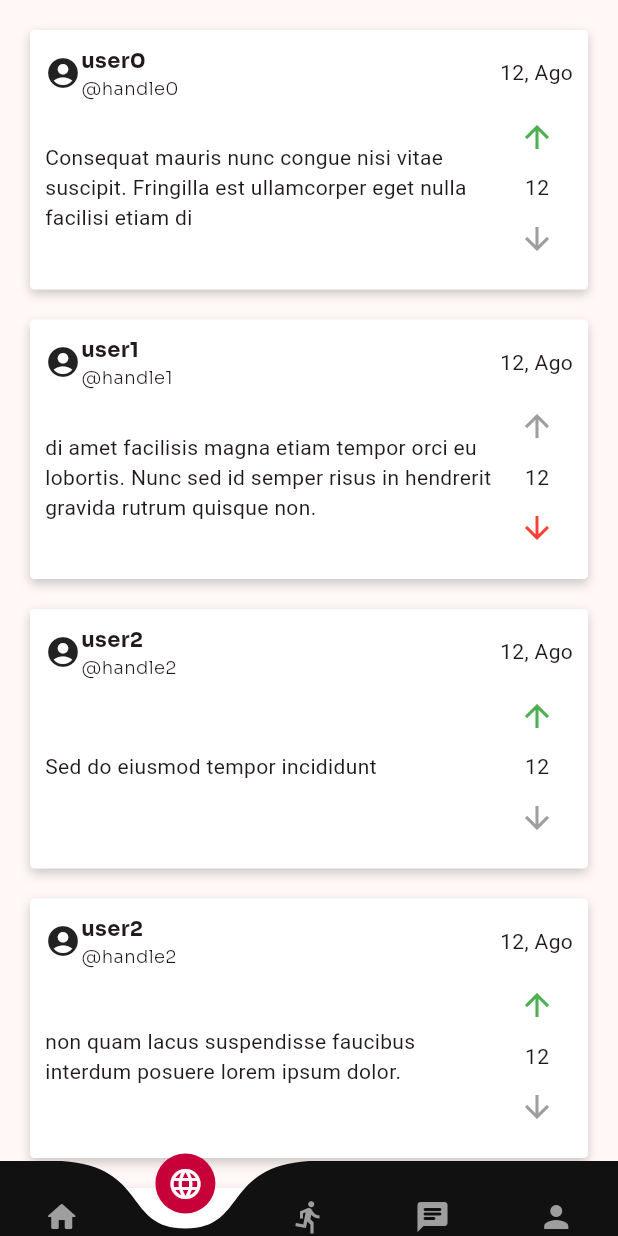
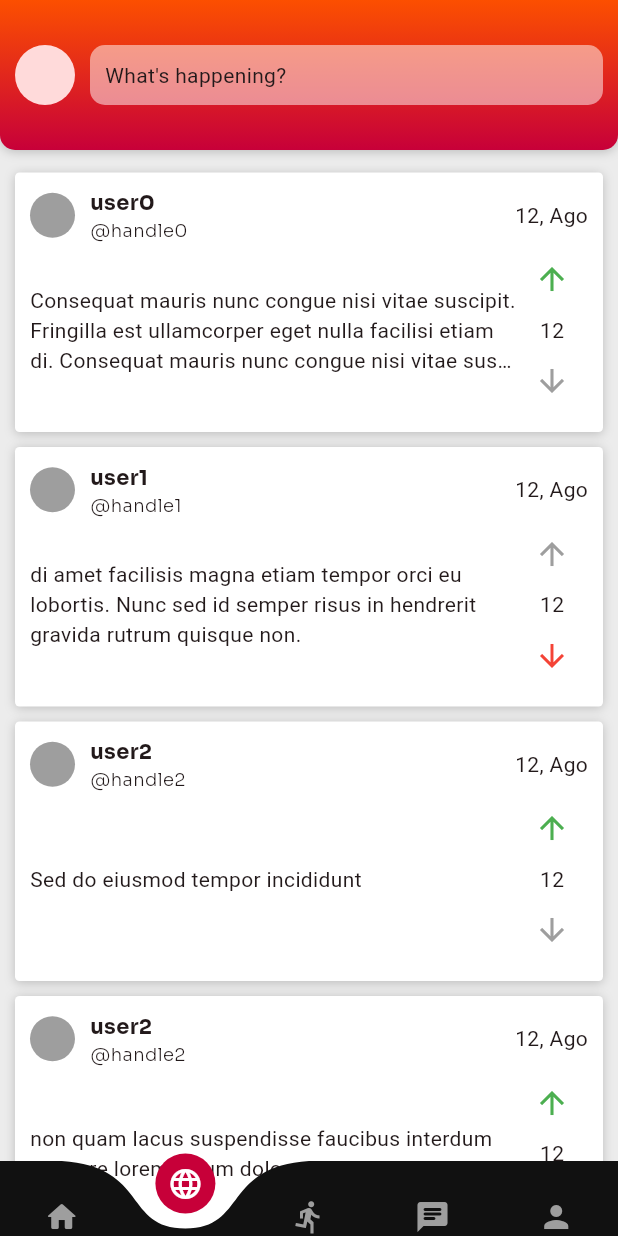
Before and after one commit to Sonya-c/sportlingo, a Flutter app: the Content screen opened directly, item 2 of the bottom bar chosen, after a tap on the "arrow upward" icon, on a phone screen of 412 x 824 dp. Run offline on Flutter 3.47's test engine with Material 2 defaults, Android fonts, the light colour scheme and no system bars; drawn by our look-alikes of curved_navigation_bar; our stand-ins replace email_validator, flutter_svg, get, google_fonts, loggy, percent_indicator.

Commit message:
feat: post pages

```diff
--- a/lib/main.dart
+++ b/lib/main.dart
@@ -18,6 +18,7 @@ void main() {
 
   WidgetsFlutterBinding.ensureInitialized();
 
+  // Add the controllers
   Get.put(AuthController());
   Get.put(UserController());
   Get.put(UsersController());
@@ -25,5 +26,5 @@ void main() {
   Get.put(ChatController());
   Get.put(ActivityController());
 
-  runApp(const App());
+  runApp(App());
 }
--- a/lib/ui/app.dart
+++ b/lib/ui/app.dart
@@ -1,17 +1,17 @@
 import 'package:flutter/material.dart';
 import 'package:get/get.dart';
-// import 'package:sportlingo/ui/controllers/auth_controller.dart';
-// import 'package:sportlingo/ui/pages/authentication/login_page.dart';
+import 'package:sportlingo/ui/controllers/auth_controller.dart';
+import 'package:sportlingo/ui/pages/authentication/login_page.dart';
 import 'package:sportlingo/ui/pages/content/content.dart';
 import 'package:sportlingo/ui/utils/colors.dart';
 
 class App extends StatelessWidget {
-  const App({super.key});
+  final _authController = Get.find<AuthController>();
+
+  App({super.key});
 
   @override
   Widget build(BuildContext context) {
-    // final _authController = Get.find<AuthController>();
-
     return GetMaterialApp(
       title: 'Sportlingo',
       debugShowCheckedModeBanner: false,
@@ -19,8 +19,7 @@ class App extends StatelessWidget {
         colorScheme: ColorScheme.fromSeed(seedColor: magenta),
         useMaterial3: true,
       ),
-      // home: _authController.isLogged ? Content() : LoginPage(),
-      home: Content(),
+      home: _authController.isLogged ? Content() : LoginPage(),
     );
   }
 }
--- a/lib/ui/controllers/posts_controller.dart
+++ b/lib/ui/controllers/posts_controller.dart
@@ -12,7 +12,7 @@ class PostsController extends GetxController with UiLoggy {
       "username": "user0",
       "handle": "handle0",
       "body":
-          "Consequat mauris nunc congue nisi vitae suscipit. Fringilla est ullamcorper eget nulla facilisi etiam di",
+          "Consequat mauris nunc congue nisi vitae suscipit. Fringilla est ullamcorper eget nulla facilisi etiam di. Consequat mauris nunc congue nisi vitae suscipit. Fringilla est ullamcorper eget nulla facilisi etiam di. Consequat mauris nunc congue nisi vitae suscipit. Fringilla est ullamcorper eget nulla facilisi etiam di",
       "date": "12, Ago",
       "rating": 12,
       "upvote": true,
--- a/lib/ui/pages/content/posts/feed_page.dart
+++ b/lib/ui/pages/content/posts/feed_page.dart
@@ -1,5 +1,7 @@
 import 'package:flutter/material.dart';
 import 'package:get/get.dart';
+import 'package:sportlingo/ui/pages/content/posts/create_post_page.dart';
+import 'package:sportlingo/ui/utils/colors.dart';
 import 'package:sportlingo/ui/utils/scroll_layout.dart';
 import 'package:sportlingo/ui/widgets/posts_widgets/post_card.dart';
 import 'package:sportlingo/ui/controllers/posts_controller.dart';
@@ -15,6 +17,49 @@ class FeedPage extends StatelessWidget {
       () => ScrollLayout(
         backgroundColor: const Color.fromARGB(255, 236, 236, 236),
         children: [
+          InkWell(
+            onTap: () {
+              Get.to(() => CreatePostPage());
+            },
+            child: Container(
+              height: 100,
+              decoration: BoxDecoration(
+                gradient: orangeMagentaGradient,
+                borderRadius: const BorderRadius.only(
+                  bottomLeft: Radius.circular(10),
+                  bottomRight: Radius.circular(10),
+                ),
+                boxShadow: [
+                  BoxShadow(
+                    color: Colors.black.withOpacity(0.2),
+                    blurRadius: 5,
+                    offset: const Offset(0, 1),
+                  )
+                ],
+              ),
+              padding: const EdgeInsets.all(10),
+              child: Row(
+                mainAxisSize: MainAxisSize.max,
+                children: [
+                  const CircleAvatar(),
+                  const SizedBox(width: 10),
+                  Expanded(
+                    flex: 1,
+                    child: Container(
+                      padding: const EdgeInsets.all(10),
+                      decoration: BoxDecoration(
+                        color: Colors.white.withOpacity(.5),
+                        borderRadius: const BorderRadius.all(
+                          Radius.circular(10),
+                        ),
+                      ),
+                      child: const Text("What's happening?"),
+                    ),
+                  )
+                ],
+              ),
+            ),
+          ),
           ListView.builder(
             shrinkWrap: true,
             physics: const ScrollPhysics(),
--- a/lib/ui/pages/content/run/run_page.dart
+++ b/lib/ui/pages/content/run/run_page.dart
@@ -1,6 +1,5 @@
 import 'package:flutter/material.dart';
 import 'package:flutter_svg/svg.dart';
-import 'package:sportlingo/ui/utils/colors.dart';
 import 'package:sportlingo/ui/utils/scroll_layout.dart';
 import 'package:sportlingo/ui/utils/text_styles.dart';
 
--- a/lib/ui/utils/scroll_layout.dart
+++ b/lib/ui/utils/scroll_layout.dart
@@ -19,6 +19,7 @@ class ScrollLayout extends StatelessWidget {
   Widget build(BuildContext context) {
     return Container(
       decoration: BoxDecoration(
+        color: backgroundColor,
         gradient: backgroundGradient,
       ),
       padding: padding,
--- a/lib/ui/widgets/posts_widgets/post_card.dart
+++ b/lib/ui/widgets/posts_widgets/post_card.dart
@@ -1,5 +1,7 @@
 import 'package:flutter/material.dart';
-import 'package:sportlingo/ui/utils/text_styles.dart';
+import 'package:get/get.dart';
+import 'package:sportlingo/ui/pages/content/posts/post_page.dart';
+import 'package:sportlingo/ui/widgets/posts_widgets/post_header.dart';
 
 class PostCard extends StatelessWidget {
   final String username;
@@ -19,35 +21,6 @@ class PostCard extends StatelessWidget {
     required this.upvote,
   });
 
-  Widget postCardTitle() {
-    return Row(
-      mainAxisAlignment: MainAxisAlignment.spaceBetween,
-      children: [
-        Row(
-          children: [
-            const Icon(Icons.account_circle),
-            Column(
-              crossAxisAlignment: CrossAxisAlignment.start,
-              children: [
-                Text(
-                  username,
-                  style: sora['n']!.copyWith(
-                    fontWeight: FontWeight.bold,
-                  ),
-                ),
-                Text(
-                  "@$handle",
-                  style: sora['s'],
-                ),
-              ],
-            )
-          ],
-        ),
-        Text(date)
-      ],
-    );
-  }
-
   Widget postCardBody() {
     return Row(
       mainAxisAlignment: MainAxisAlignment.spaceBetween,
@@ -63,7 +36,7 @@ class PostCard extends StatelessWidget {
                       body!,
                       maxLines: 3,
                       overflow: TextOverflow.ellipsis,
-                      softWrap: false,
+                      softWrap: true,
                     )
             ],
           ),
@@ -97,18 +70,32 @@ class PostCard extends StatelessWidget {
           BoxShadow(
             color: Colors.black.withOpacity(0.2),
             blurRadius: 5,
-            offset: const Offset(0, 3),
+            offset: const Offset(0, 1),
           )
         ],
       ),
-      margin: const EdgeInsets.symmetric(vertical: 10, horizontal: 10),
+      margin: const EdgeInsets.symmetric(vertical: 5),
       padding: const EdgeInsets.all(10),
       child: Column(
         children: [
           Column(
             children: [
-              postCardTitle(),
-              postCardBody(),
+              InkWell(
+                child: PostHeader(
+                  username: username,
+                  handle: handle,
+                  date: date,
+                ),
+                onTap: () {
+                  Get.to(() => PostPage());
+                },
+              ),
+              InkWell(
+                child: postCardBody(),
+                onTap: () {
+                  Get.to(() => PostPage());
+                },
+              ),
             ],
           ),
         ],
--- /dev/null
+++ b/lib/ui/widgets/posts_widgets/post_header.dart
@@ -0,0 +1,48 @@
+import 'package:flutter/material.dart';
+import 'package:sportlingo/ui/utils/text_styles.dart';
+
+class PostHeader extends StatelessWidget {
+  final String username;
+  final String handle;
+  final String date;
+
+  const PostHeader(
+      {super.key,
+      required this.username,
+      required this.handle,
+      required this.date});
+
+  @override
+  Widget build(BuildContext context) {
+    return Row(
+      mainAxisAlignment: MainAxisAlignment.spaceBetween,
+      children: [
+        Row(
+          children: [
+            const CircleAvatar(
+              backgroundColor: Colors.grey,
+              radius: 15,
+            ),
+            const SizedBox(width: 10),
+            Column(
+              crossAxisAlignment: CrossAxisAlignment.start,
+              children: [
+                Text(
+                  username,
+                  style: sora['n']!.copyWith(
+                    fontWeight: FontWeight.bold,
+                  ),
+                ),
+                Text(
+                  "@$handle",
+                  style: sora['s'],
+                ),
+              ],
+            )
+          ],
+        ),
+        Text(date)
+      ],
+    );
+  }
+}
--- /dev/null
+++ b/lib/ui/widgets/posts_widgets/post_preview.dart
@@ -0,0 +1,43 @@
+import 'package:flutter/material.dart';
+import 'package:get/get.dart';
+import 'package:sportlingo/ui/pages/content/posts/post_page.dart';
+import 'package:sportlingo/ui/utils/text_styles.dart';
+
+class PostPreview extends StatelessWidget {
+  const PostPreview({super.key});
+
+  @override
+  Widget build(BuildContext context) {
+    return InkWell(
+      onTap: () {
+        Get.to(PostPage());
+      },
+      child: Container(
+        margin: const EdgeInsets.all(5),
+        padding: const EdgeInsets.all(5),
+        child: Column(
+          crossAxisAlignment: CrossAxisAlignment.start,
+          children: [
+            Row(
+              children: [
+                Text(
+                  "Name Lastname",
+                  style: sora['n']!.copyWith(fontWeight: FontWeight.bold),
+                ),
+                Text(
+                  "@handle",
+                  style: sora['s'],
+                ),
+              ],
+            ),
+            const Text(
+              "Lorem ipsum dolor sit amet, consectetur adipiscing elit. Quisque ut euismod tellus. Suspendisse potenti",
+              maxLines: 2,
+              overflow: TextOverflow.ellipsis,
+            )
+          ],
+        ),
+      ),
+    );
+  }
+}
--- a/lib/ui/widgets/summary_widgets/top_posts.dart
+++ b/lib/ui/widgets/summary_widgets/top_posts.dart
@@ -1,5 +1,6 @@
 import 'package:flutter/material.dart';
 import 'package:sportlingo/ui/utils/text_styles.dart';
+import 'package:sportlingo/ui/widgets/posts_widgets/post_preview.dart';
 
 class TopPosts extends StatelessWidget {
   const TopPosts({super.key});
@@ -27,28 +28,9 @@ class TopPosts extends StatelessWidget {
             "Top Post",
             style: blackOpsOne['l'],
           ),
-          Column(
-            crossAxisAlignment: CrossAxisAlignment.start,
-            children: [
-              Row(
-                children: [
-                  Text(
-                    "Name Lastname",
-                    style: sora['n']!.copyWith(fontWeight: FontWeight.bold),
-                  ),
-                  Text(
-                    "@handle",
-                    style: sora['s'],
-                  ),
-                ],
-              ),
-              const Text(
-                "Lorem ipsum dolor sit amet, consectetur adipiscing elit. Quisque ut euismod tellus. Suspendisse potenti",
-                maxLines: 2,
-                overflow: TextOverflow.ellipsis,
-              )
-            ],
-          ),
+          const PostPreview(),
+          const PostPreview(),
+          const PostPreview(),
         ],
       ),
     );
```
Also changed, not shown: lib/ui/pages/authentication/login_page.dart (+12 -3 lines), lib/ui/pages/authentication/singup_page.dart (+12 -3 lines), lib/ui/pages/content/posts/create_post_page.dart (added, +75 -0 lines), lib/ui/pages/content/posts/post_page.dart (added, +167 -0 lines), lib/ui/widgets/posts_widgets/post_comment.dart (added, +61 -0 lines).
